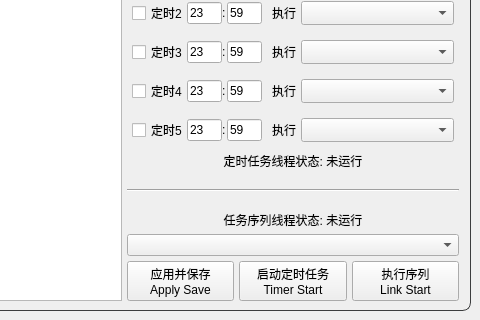
The window that resource/ui/FAA_3.0.ui (StareAbyss/FoodsVsMiceAutoAssistant) describes before a commit, drawn with Qt 5; both pictures show x 450 to 930 and y 440 to 760 of the 930 by 760 pixel window.
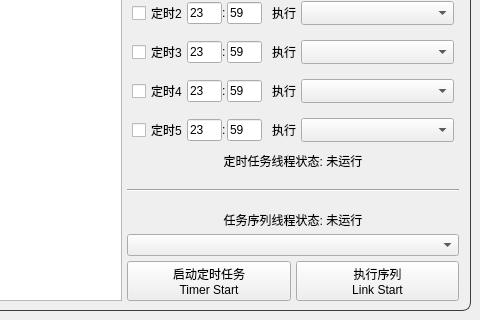
The same window after the commit. Icons and pictures are not drawn.

Commit message: feat(主界面): 自动保存设置，启动任务前保存登录凭据

Diff of the .ui file:
```diff
--- a/resource/ui/FAA_3.0.ui
+++ b/resource/ui/FAA_3.0.ui
@@ -2249,36 +2249,6 @@
                </item>
                <item>
                 <layout class="QHBoxLayout" name="Lay_StartButton">
-                 <item>
-                  <widget class="QPushButton" name="Button_Save">
-                   <property name="sizePolicy">
-                    <sizepolicy hsizetype="Expanding" vsizetype="Expanding">
-                     <horstretch>0</horstretch>
-                     <verstretch>0</verstretch>
-                    </sizepolicy>
-                   </property>
-                   <property name="minimumSize">
-                    <size>
-                     <width>0</width>
-                     <height>0</height>
-                    </size>
-                   </property>
-                   <property name="maximumSize">
-                    <size>
-                     <width>16777215</width>
-                     <height>16777215</height>
-                    </size>
-                   </property>
-                   <property name="toolTip">
-                    <string>点击应用任务序列为当前配置.
-请注意 先应用后运行!</string>
-                   </property>
-                   <property name="text">
-                    <string>应用并保存
-Apply Save</string>
-                   </property>
-                  </widget>
-                 </item>
                  <item>
                   <widget class="QPushButton" name="Button_StartTimer">
                    <property name="sizePolicy">
```
Left out of the diff: 3 changed lines with no effect on the pictures. The commit also changes 11 other files.
